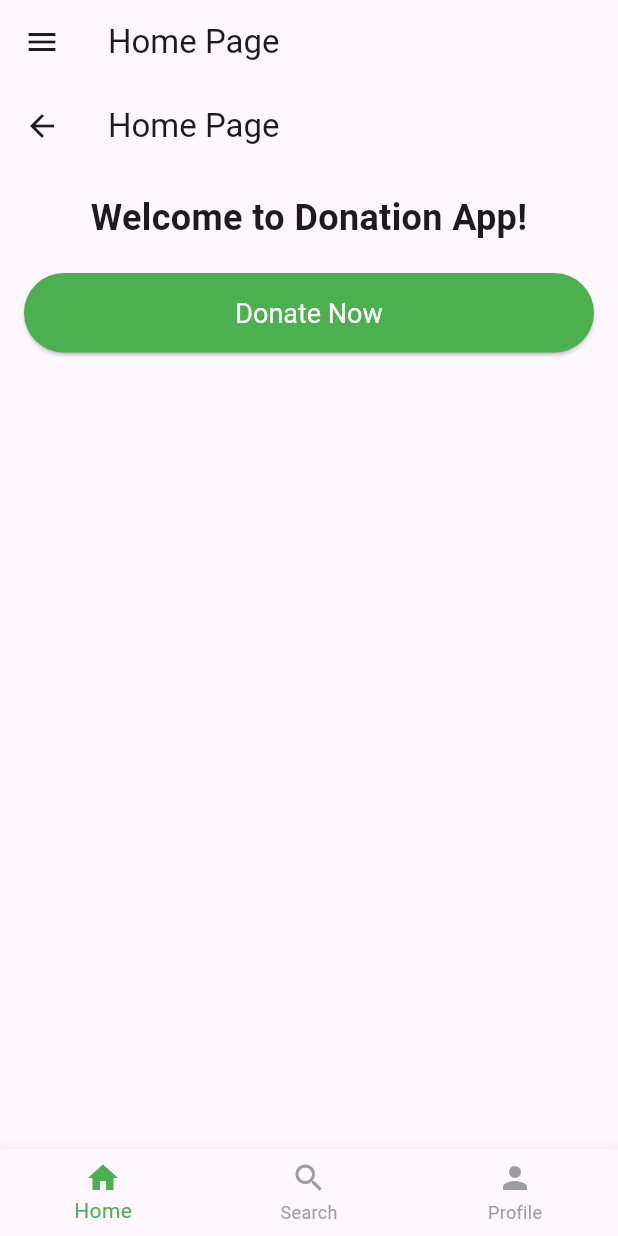
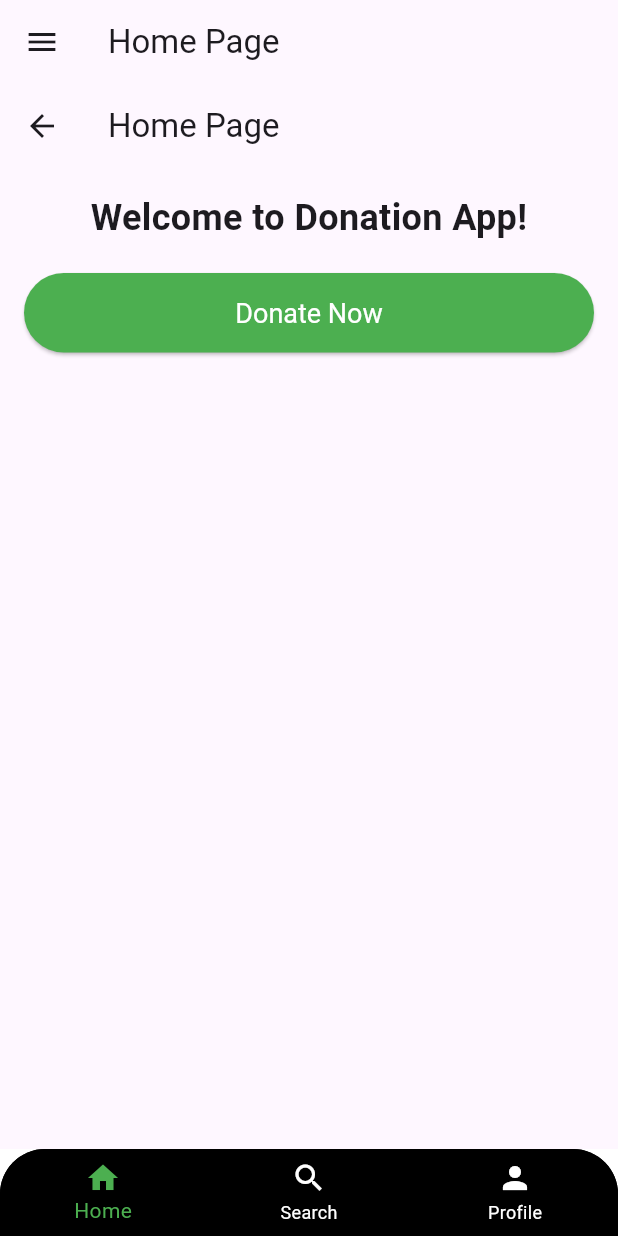
Before and after one commit to teknikkos/4good, a Flutter app: the HomePage screen opened by its route, on a phone screen of 412 x 824 dp. Run offline on Flutter 3.47's test engine with Material 3 defaults, Android fonts, the light colour scheme and no system bars.

Commit message:
made changes to homepage.dart

```diff
--- a/donation_application_mockup/lib/screens/homepage.dart
+++ b/donation_application_mockup/lib/screens/homepage.dart
@@ -11,6 +11,7 @@ class HomePage extends StatefulWidget {
 }
 
 class _HomePageState extends State<HomePage> {
+  final GlobalKey<ScaffoldState> _scaffoldKey = GlobalKey<ScaffoldState>();
   int _selectedIndex = 0;
   String searchQuery = '';
   List<String> filteredOrganizations = [];
@@ -45,23 +46,25 @@ class _HomePageState extends State<HomePage> {
   @override
   Widget build(BuildContext context) {
     return Scaffold(
+      key: _scaffoldKey,
       backgroundColor: Colors.white,
       appBar: AppBar(
         title: const Text('Home Page'),
         leading: IconButton(
           icon: const Icon(Icons.menu),
           onPressed: () {
-            Scaffold.of(context).openDrawer();
+            _scaffoldKey.currentState?.openDrawer();
           },
         ),
       ),
       drawer: Drawer(
-        child: ListView(
-          padding: EdgeInsets.zero,
+        child: Container(
+          color: Colors.green,
+          child: Column(
             children: <Widget>[
               const DrawerHeader(
                 decoration: BoxDecoration(
-                color: Colors.blue,
+                  color: Colors.green,
                 ),
                 child: Text(
                   'Menu',
@@ -71,9 +74,13 @@ class _HomePageState extends State<HomePage> {
                   ),
                 ),
               ),
+              Expanded(
+                child: ListView(
+                  padding: EdgeInsets.zero,
+                  children: <Widget>[
                     ListTile(
-              leading: const Icon(Icons.home),
-              title: const Text('Home'),
+                      leading: const Icon(Icons.home, color: Colors.white),
+                      title: const Text('Home', style: TextStyle(color: Colors.white)),
                       onTap: () {
                         Navigator.pop(context);
                         setState(() {
@@ -82,8 +89,8 @@ class _HomePageState extends State<HomePage> {
                       },
                     ),
                     ListTile(
-              leading: const Icon(Icons.search),
-              title: const Text('Search'),
+                      leading: const Icon(Icons.search, color: Colors.white),
+                      title: const Text('Search', style: TextStyle(color: Colors.white)),
                       onTap: () {
                         Navigator.pop(context);
                         setState(() {
@@ -92,8 +99,8 @@ class _HomePageState extends State<HomePage> {
                       },
                     ),
                     ListTile(
-              leading: const Icon(Icons.person),
-              title: const Text('Profile'),
+                      leading: const Icon(Icons.person, color: Colors.white),
+                      title: const Text('Profile', style: TextStyle(color: Colors.white)),
                       onTap: () {
                         Navigator.pop(context);
                         setState(() {
@@ -101,18 +108,18 @@ class _HomePageState extends State<HomePage> {
                         });
                       },
                     ),
-            const Divider(),
+                    const Divider(color: Colors.white),
                     ListTile(
-              leading: const Icon(Icons.notifications),
-              title: const Text('Notifications'),
+                      leading: const Icon(Icons.notifications, color: Colors.white),
+                      title: const Text('Notifications', style: TextStyle(color: Colors.white)),
                       onTap: () {
                         Navigator.pop(context);
                         // Navigate to Notifications page
                       },
                     ),
                     ListTile(
-              leading: const Icon(Icons.settings),
-              title: const Text('Settings'),
+                      leading: const Icon(Icons.settings, color: Colors.white),
+                      title: const Text('Settings', style: TextStyle(color: Colors.white)),
                       onTap: () {
                         Navigator.pop(context);
                         // Navigate to Settings page
@@ -121,18 +128,46 @@ class _HomePageState extends State<HomePage> {
                   ],
                 ),
               ),
+              ListTile(
+                leading: const Icon(Icons.logout, color: Colors.white),
+                title: const Text('Sign Out', style: TextStyle(color: Colors.white)),
+                onTap: () {
+                  Navigator.pop(context);
+                  // Implement sign out functionality
+                },
+              ),
+            ],
+          ),
+        ),
+      ),
       body: _selectedIndex == 0 ? HomeScreen() : _selectedIndex == 1 ? _buildSearchScreen() : ProfileScreen(),
-      bottomNavigationBar: BottomNavigationBar(
+      bottomNavigationBar: Container(
+        decoration: BoxDecoration(
+          color: Colors.black,
+          borderRadius: const BorderRadius.only(
+            topLeft: Radius.circular(30.0),
+            topRight: Radius.circular(30.0),
+          ),
+        ),
+        child: ClipRRect(
+          borderRadius: const BorderRadius.only(
+            topLeft: Radius.circular(30.0),
+            topRight: Radius.circular(30.0),
+          ),
+          child: BottomNavigationBar(
             currentIndex: _selectedIndex,
             onTap: _onItemTapped,
             selectedItemColor: Colors.green, // Active tab color
-        unselectedItemColor: Colors.grey, // Inactive tab color
+            unselectedItemColor: Colors.white, // Inactive tab color
+            backgroundColor: Colors.black, // Background color
             showUnselectedLabels: true, // Ensures labels show for all tabs
             items: const [
               BottomNavigationBarItem(icon: Icon(Icons.home), label: 'Home'),
               BottomNavigationBarItem(icon: Icon(Icons.search), label: 'Search'),
               BottomNavigationBarItem(icon: Icon(Icons.person), label: 'Profile'),
             ],
+          ),
+        ),
       ),
     );
   }
```
Lines whose indentation alone changed are shown as unchanged.
